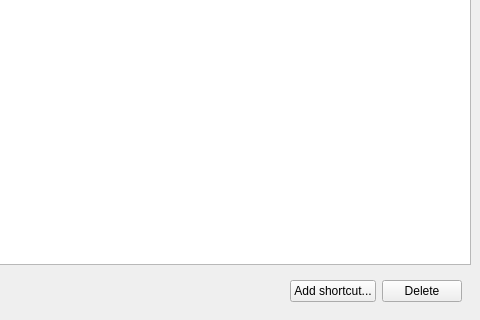
Qt form ui/main.ui (TYZ47/ShortcutMemo) before a commit; both pictures show x 320 to 800 and y 280 to 600 of the 800 by 600 pixel window.
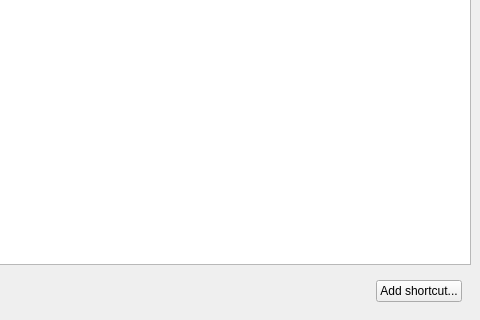
The same form after that commit.

The edit to the form file:
```diff
--- a/ui/main.ui
+++ b/ui/main.ui
@@ -185,13 +185,6 @@
              </property>
             </widget>
            </item>
-           <item>
-            <widget class="QPushButton" name="btn_delete">
-             <property name="text">
-              <string>Delete</string>
-             </property>
-            </widget>
-           </item>
           </layout>
          </widget>
         </item>
```
